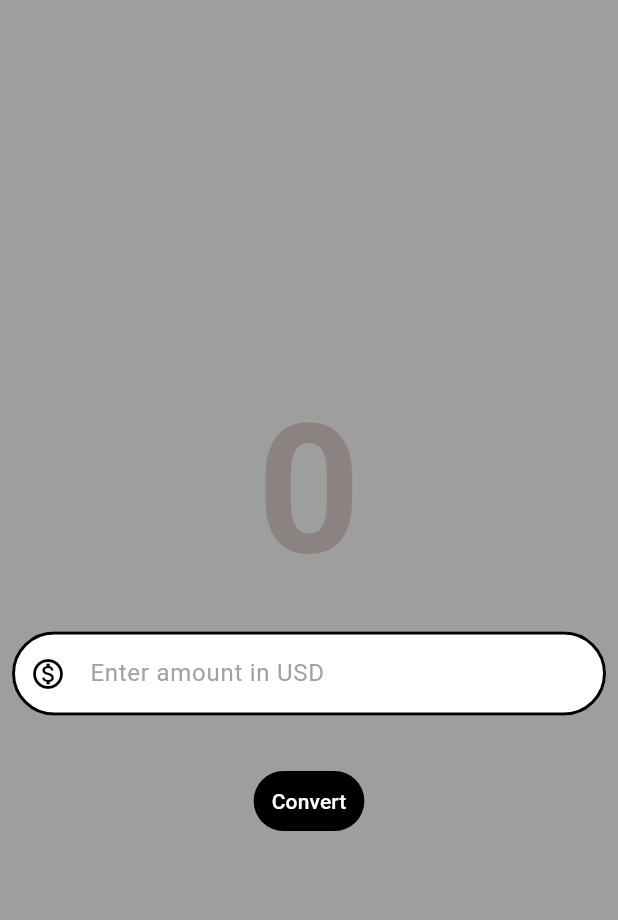
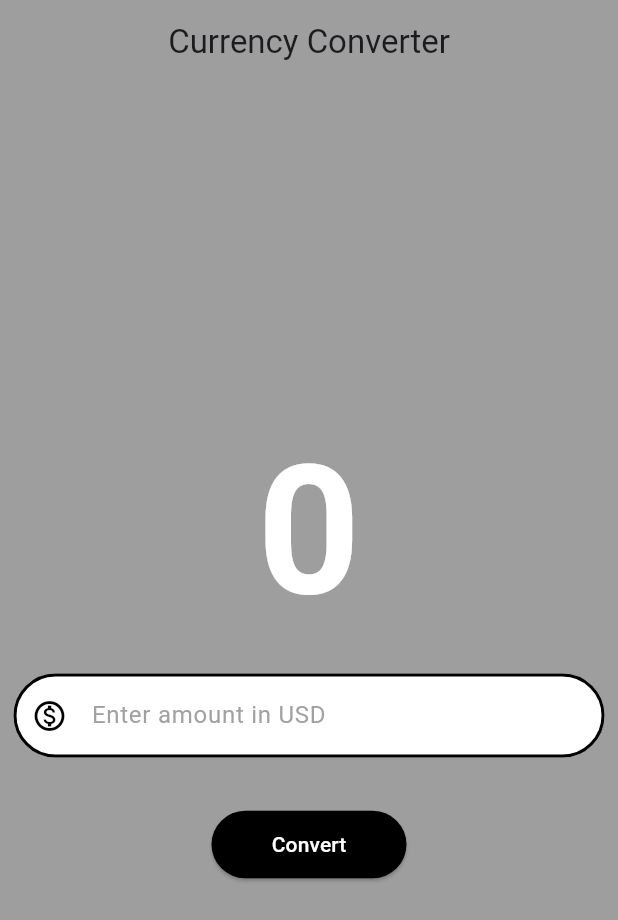
Before and after one commit to shrutisingh1610/Currency-Converter, a Flutter app: the screen it shows after launch, after a tap on "Convert", on a phone screen of 412 x 824 dp. Shown: the top 920 px of the screen. Run offline on Flutter 3.47's test engine with Material 3 defaults, Android fonts, the phone set to English and light mode, and no system bars.

Commit message:
updated scaffold

```diff
--- a/lib/currency_converter_material_page.dart
+++ b/lib/currency_converter_material_page.dart
@@ -19,6 +19,11 @@ class CurrencyConverterMaterialPage extends StatelessWidget {
 
     return Scaffold(
       backgroundColor: Colors.grey,
+      appBar: AppBar(
+        title: const Text('Currency Converter'),
+        centerTitle: true,
+        backgroundColor: Colors.grey,
+      ),
       body: Center(
         child: Column(
           mainAxisAlignment: MainAxisAlignment.center,
@@ -28,11 +33,11 @@ class CurrencyConverterMaterialPage extends StatelessWidget {
               style: TextStyle(
                 fontSize: 120,
                 fontWeight: FontWeight.bold,
-                color: Color.fromARGB(190, 132, 120, 120),
+                color: Colors.white,
               ),
             ),
             const Padding(
-              padding: EdgeInsets.all(8.0),
+              padding: EdgeInsets.all(9.0),
               child: TextField(
                 style: TextStyle(
                   color: Colors.black,
@@ -56,22 +61,16 @@ class CurrencyConverterMaterialPage extends StatelessWidget {
             ),
             Padding(
               padding: const EdgeInsets.all(25.0),
-              child: TextButton(
+              child: ElevatedButton(
                 onPressed: () {
-                  if (kDebugMode) {
-                    print('Pressed');
-                  }
+                  print(TextEditingController().text);
+                  print(TextEditingController().text * 82);
                 },
-                style: ButtonStyle(
-                  backgroundColor: WidgetStateProperty.all(
-                    Colors.black,
-                  ),
-                  foregroundColor: WidgetStateProperty.all(
-                    Colors.white,
-                  ),
-                  shape: WidgetStyleProperty.all(
-                    const StadiumBorder(),
-                  ),
+                style: TextButton.styleFrom(
+                  shape: const StadiumBorder(),
+                  backgroundColor: Colors.black,
+                  foregroundColor: Colors.white,
+                  fixedSize: const Size(130, 45),
                 ),
                 child: const Text('Convert'),
               ),
```
